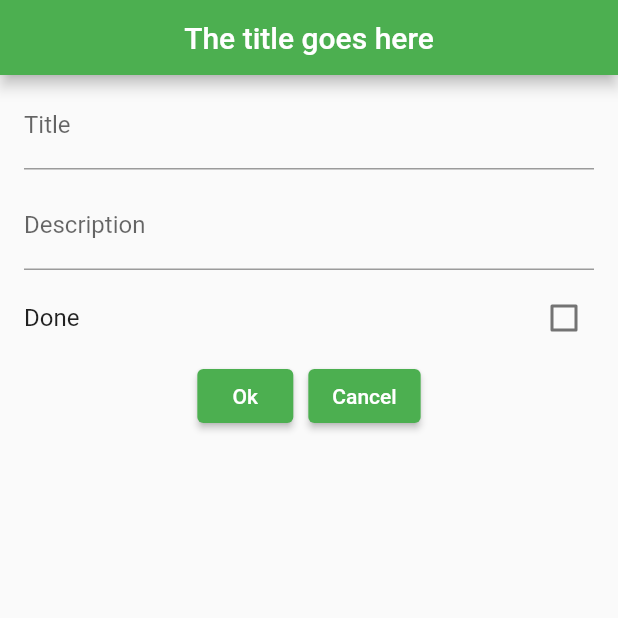
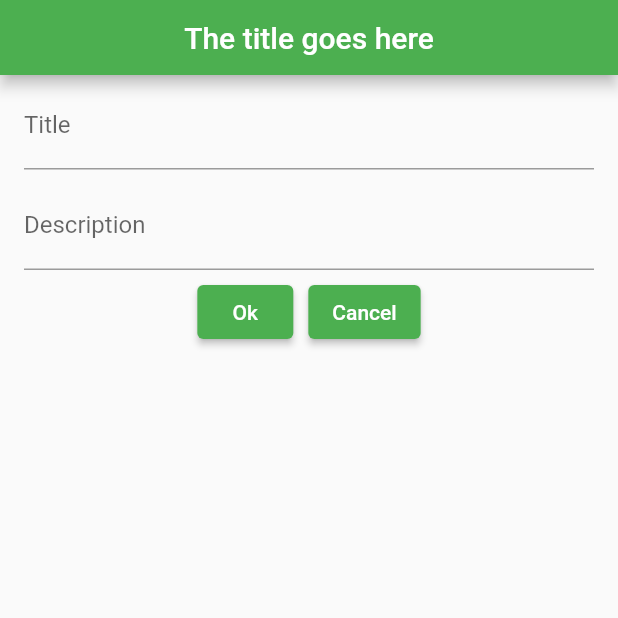
Before and after one commit to isaactan98/map-e3-pp, a Flutter app: the EditScreen screen opened by its route, on a phone screen of 412 x 824 dp, the top half of it. Run offline on Flutter 3.47's test engine with Material 2 defaults, Android fonts, the light colour scheme and no system bars; accounts and stored records are empty.

Commit message:
update on done checkbox

```diff
--- a/lib/screens/edit/body.dart
+++ b/lib/screens/edit/body.dart
@@ -38,14 +38,25 @@ class Body extends StatelessWidget {
             label: 'Description',
             value: _state.description,
             onChanged: (value) => _state.description = value),
-        CheckboxListTile(
-          value: false,
-          onChanged: (value) {},
-          title: Text('Done'),
-        ),
+        _checkBoxList(),
         _buildButtons(context)
       ],
     );
+  }
+
+  Center _checkBoxList() {
+    final _editS = EditScreen();
+    if (_editS.isEditing == true) {
+      return Center(
+        child: CheckboxListTile(
+          value: _state.done,
+          onChanged: (value) => _state.done = value,
+          title: Text('Done'),
+        ),
+      );
+    } else {
+      return Center();
+    }
   }
 
   ListTile _buildTextLisTile({label, value, onChanged}) {
```
Also changed, not shown: json-server/db.json (+0 -7 lines).
